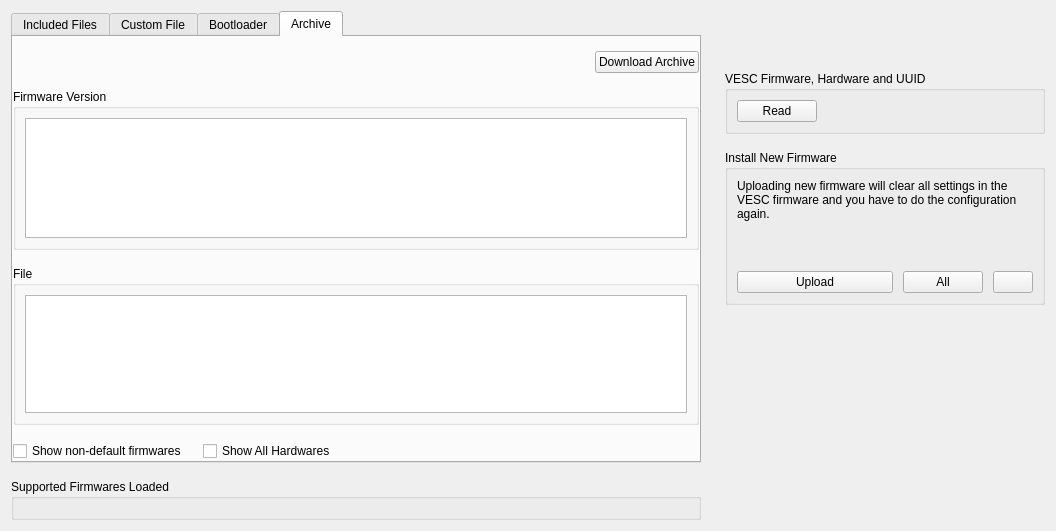
Above: pages/pagefirmware.ui from Jfriesen222/vesc_tool before the change. Below: the same form after it.
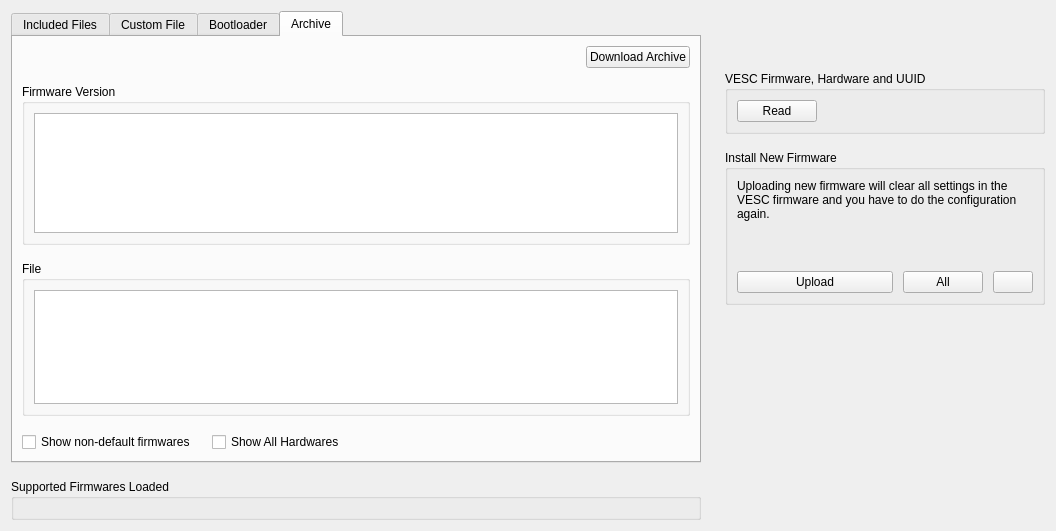
That is the form after the change. The open tabs and pages were chosen to show the change. Icons and pictures are not drawn. Custom widgets are drawn as their Qt base class.

```diff
--- a/pages/pagefirmware.ui
+++ b/pages/pagefirmware.ui
@@ -48,7 +48,7 @@
           <number>16</number>
          </property>
          <item>
-          <layout class="QHBoxLayout" name="horizontalLayout_4">
+          <layout class="QHBoxLayout" name="horizontalLayout_13">
            <item>
             <widget class="DisplayPercentage" name="displayDlFw" native="true">
              <property name="sizePolicy">
@@ -191,19 +191,7 @@
         <attribute name="title">
          <string>Custom File</string>
         </attribute>
-        <layout class="QVBoxLayout" name="verticalLayout_9">
-         <property name="leftMargin">
-          <number>0</number>
-         </property>
-         <property name="topMargin">
-          <number>14</number>
-         </property>
-         <property name="rightMargin">
-          <number>0</number>
-         </property>
-         <property name="bottomMargin">
-          <number>0</number>
-         </property>
+        <layout class="QVBoxLayout" name="verticalLayout">
          <property name="spacing">
           <number>16</number>
          </property>
@@ -369,7 +357,7 @@
           </widget>
          </item>
          <item>
-          <spacer name="spacer_10">
+          <spacer name="verticalSpacer">
            <property name="orientation">
             <enum>Qt::Vertical</enum>
            </property>
@@ -411,7 +399,7 @@
            <property name="flat">
             <bool>true</bool>
            </property>
-           <layout class="QVBoxLayout" name="verticalLayout_11">
+           <layout class="QVBoxLayout" name="verticalLayout_12">
             <item>
              <widget class="QListWidget" name="blList">
               <property name="sizePolicy">
@@ -453,24 +441,12 @@
         <attribute name="title">
          <string>Archive</string>
         </attribute>
-        <layout class="QVBoxLayout" name="verticalLayout_18" stretch="0,0,1,0">
-         <property name="leftMargin">
-          <number>0</number>
-         </property>
-         <property name="topMargin">
-          <number>14</number>
-         </property>
-         <property name="rightMargin">
-          <number>0</number>
-         </property>
-         <property name="bottomMargin">
-          <number>0</number>
-         </property>
+        <layout class="QVBoxLayout" name="verticalLayout_11" stretch="0,0,1,0">
          <property name="spacing">
           <number>16</number>
          </property>
          <item>
-          <layout class="QHBoxLayout" name="horizontalLayout_13">
+          <layout class="QHBoxLayout" name="horizontalLayout_4">
            <item>
             <widget class="DisplayPercentage" name="displayDl" native="true">
              <property name="sizePolicy">
@@ -498,7 +474,7 @@
            <property name="flat">
             <bool>true</bool>
            </property>
-           <layout class="QVBoxLayout" name="verticalLayout_14">
+           <layout class="QVBoxLayout" name="verticalLayout_9">
             <item>
              <widget class="QListWidget" name="archVersionList">
               <property name="flow">
@@ -547,7 +523,7 @@
           </widget>
          </item>
          <item>
-          <layout class="QHBoxLayout" name="horizontalLayout_16">
+          <layout class="QHBoxLayout" name="horizontalLayout_12">
            <item>
             <widget class="QCheckBox" name="showNonDefaultArchBox">
              <property name="toolTip">
```
Left out of the diff: 58 changed lines with no effect on the pictures.
